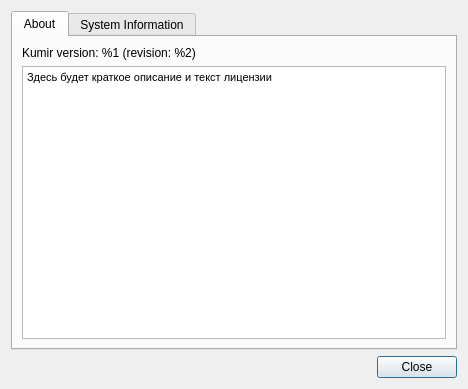
Qt form src/plugins/coregui/aboutdialog.ui (victor-yacovlev/kumir2) before a commit.
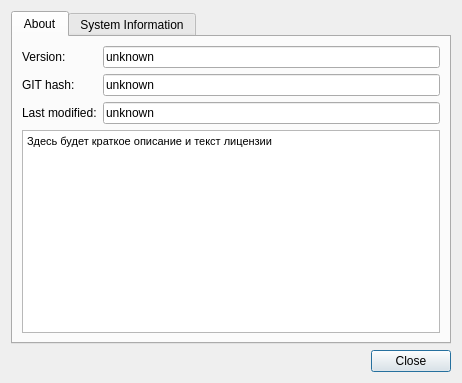
The same form after that commit.

Commit message: GIT information to about dialog

What changed in the file:
```diff
--- a/src/plugins/coregui/aboutdialog.ui
+++ b/src/plugins/coregui/aboutdialog.ui
@@ -6,8 +6,8 @@
    <rect>
     <x>0</x>
     <y>0</y>
-    <width>468</width>
-    <height>389</height>
+    <width>462</width>
+    <height>383</height>
    </rect>
   </property>
   <property name="windowTitle">
@@ -23,25 +23,69 @@
       <attribute name="title">
        <string>About</string>
       </attribute>
-      <layout class="QGridLayout" name="gridLayout">
-       <item row="0" column="0">
-        <widget class="QLabel" name="label">
+      <layout class="QFormLayout" name="formLayout">
+       <item row="1" column="1">
+        <widget class="QLineEdit" name="version">
          <property name="text">
-          <string>Kumir version: %1 (revision: %2)</string>
+          <string>unknown</string>
          </property>
+         <property name="readOnly">
+          <bool>true</bool>
+         </property>
         </widget>
        </item>
-       <item row="1" column="0">
+       <item row="2" column="0">
+        <widget class="QLabel" name="label_2">
+         <property name="text">
+          <string>GIT hash:</string>
+         </property>
+        </widget>
+       </item>
+       <item row="2" column="1">
+        <widget class="QLineEdit" name="gitHash">
+         <property name="text">
+          <string>unknown</string>
+         </property>
+         <property name="readOnly">
+          <bool>true</bool>
+         </property>
+        </widget>
+       </item>
+       <item row="3" column="0">
+        <widget class="QLabel" name="label_3">
+         <property name="text">
+          <string>Last modified:</string>
+         </property>
+        </widget>
+       </item>
+       <item row="3" column="1">
+        <widget class="QLineEdit" name="lastModified">
+         <property name="text">
+          <string>unknown</string>
+         </property>
+         <property name="readOnly">
+          <bool>true</bool>
+         </property>
+        </widget>
+       </item>
+       <item row="4" column="0" colspan="2">
         <widget class="QTextBrowser" name="textBrowser">
          <property name="html">
           <string>&lt;!DOCTYPE HTML PUBLIC &quot;-//W3C//DTD HTML 4.0//EN&quot; &quot;http://www.w3.org/TR/REC-html40/strict.dtd&quot;&gt;
 &lt;html&gt;&lt;head&gt;&lt;meta name=&quot;qrichtext&quot; content=&quot;1&quot; /&gt;&lt;style type=&quot;text/css&quot;&gt;
 p, li { white-space: pre-wrap; }
-&lt;/style&gt;&lt;/head&gt;&lt;body style=&quot; font-family:'Droid Sans'; font-size:9pt; font-weight:400; font-style:normal;&quot;&gt;
+&lt;/style&gt;&lt;/head&gt;&lt;body style=&quot; font-family:'Droid Sans'; font-size:11pt; font-weight:400; font-style:normal;&quot;&gt;
 &lt;p style=&quot; margin-top:0px; margin-bottom:0px; margin-left:0px; margin-right:0px; -qt-block-indent:0; text-indent:0px;&quot;&gt;&lt;span style=&quot; font-family:'MS Shell Dlg 2'; font-size:8pt;&quot;&gt;Здесь будет краткое описание и текст лицензии&lt;/span&gt;&lt;/p&gt;&lt;/body&gt;&lt;/html&gt;</string>
          </property>
         </widget>
        </item>
+       <item row="1" column="0">
+        <widget class="QLabel" name="label">
+         <property name="text">
+          <string>Version:</string>
+         </property>
+        </widget>
+       </item>
       </layout>
      </widget>
      <widget class="QWidget" name="tab_2">
```
The commit also changes 5 other files.
